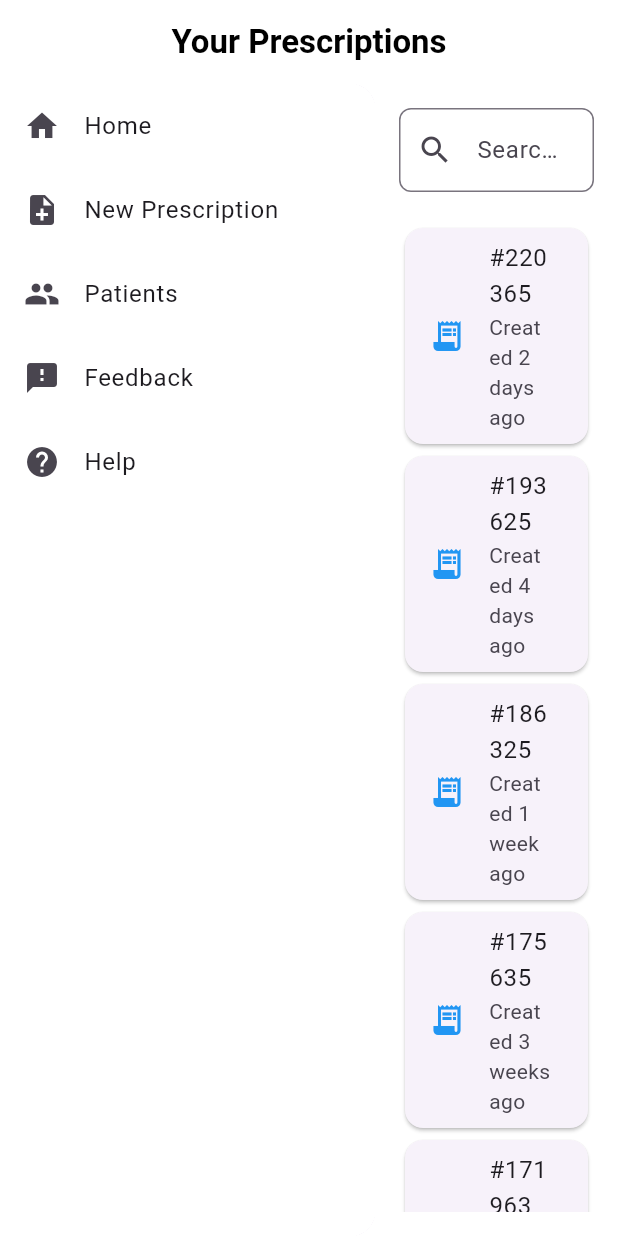
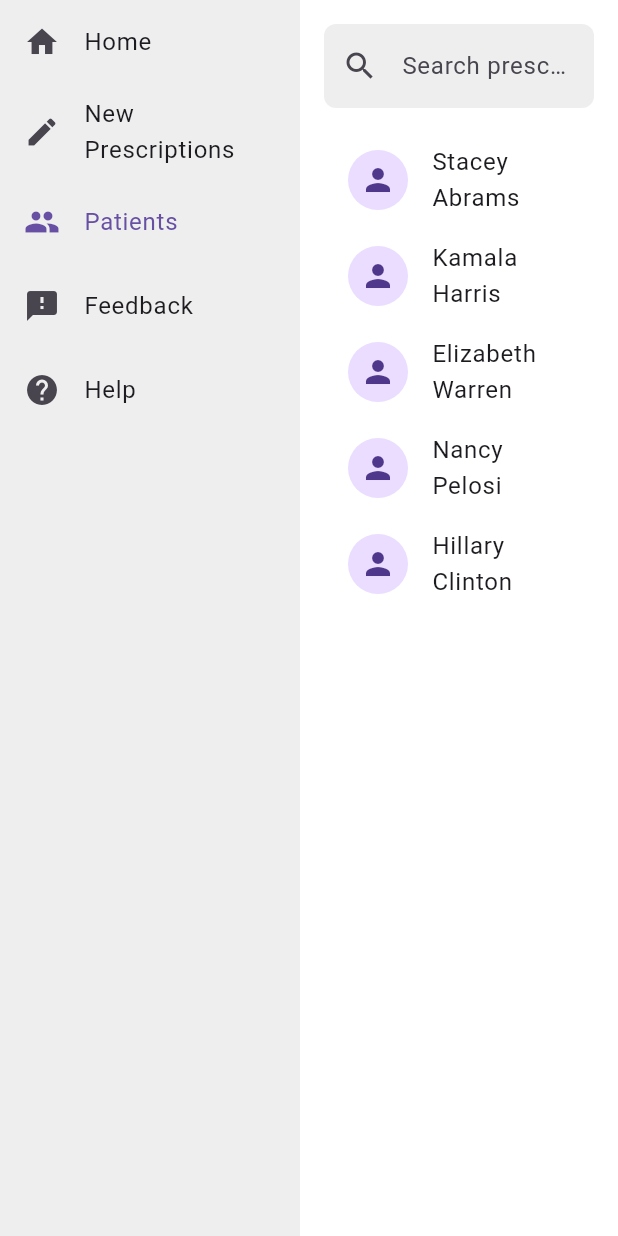
Before and after one commit to saadmajaly/Prescripto, a Flutter app: the physicianHome screen opened directly, after a tap on "Patients", on a phone screen of 412 x 824 dp. Run offline on Flutter 3.47's test engine with Material 3 defaults, Android fonts, the light colour scheme and no system bars; our stand-ins replace drift, drift_flutter, shared_preferences; accounts and stored records are empty; generated files the repository leaves out were written again; statements that could not run were skipped.

Commit message:
front end done

```diff
--- a/lib/physician/Home/Home.dart
+++ b/lib/physician/Home/Home.dart
@@ -1,4 +1,5 @@
 import 'package:flutter/material.dart';
+import 'package:prescripto/physician/Patients/Patients.dart';
 import 'package:prescripto/physician/Prescriptions/NewPrescription.dart';
 
 
@@ -107,7 +108,10 @@ class _physicianHome extends State<physicianHome> {
                     ListTile(
                       leading: const Icon(Icons.people),
                       title: const Text('Patients'),
-                      onTap: () {},
+                      onTap: () {   Navigator.push(
+                            context,
+                         MaterialPageRoute(builder: (context) =>    Patients()),
+                              );},
                     ),
                     ListTile(
                       leading: const Icon(Icons.feedback),
--- a/lib/physician/Patients/Patients.dart
+++ b/lib/physician/Patients/Patients.dart
@@ -0,0 +1,116 @@
+import 'package:flutter/material.dart';
+
+class Patients extends StatefulWidget {
+  @override
+  _PatientsPageState createState() => _PatientsPageState();
+}
+
+class _PatientsPageState extends State<Patients> {
+  final List<String> patients = [
+    "Stacey Abrams",
+    "Kamala Harris",
+    "Elizabeth Warren",
+    "Nancy Pelosi",
+    "Hillary Clinton"
+  ];
+  List<String> filteredPatients = [];
+
+  @override
+  void initState() {
+    super.initState();
+    filteredPatients = patients;
+  }
+
+  void _filterPatients(String query) {
+    setState(() {
+      filteredPatients = patients
+          .where((patient) => patient.toLowerCase().contains(query.toLowerCase()))
+          .toList();
+    });
+  }
+
+  @override
+  Widget build(BuildContext context) {
+    return Scaffold(
+      backgroundColor: Colors.white,
+      body: Row(
+        children: [
+          // Sidebar Menu
+          Container(
+            width: 200,
+            color: Colors.grey[200],
+            child: Column(
+              crossAxisAlignment: CrossAxisAlignment.start,
+              children: [
+                ListTile(
+                  leading: Icon(Icons.home),
+                  title: Text('Home'),
+                  onTap: () {},
+                ),
+                ListTile(
+                  leading: Icon(Icons.edit),
+                  title: Text('New Prescriptions'),
+                  onTap: () {},
+                ),
+                ListTile(
+                  leading: Icon(Icons.people),
+                  title: Text('Patients'),
+                  selected: true,
+                  onTap: () {},
+                ),
+                ListTile(
+                  leading: Icon(Icons.feedback),
+                  title: Text('Feedback'),
+                  onTap: () {},
+                ),
+                ListTile(
+                  leading: Icon(Icons.help),
+                  title: Text('Help'),
+                  onTap: () {},
+                ),
+              ],
+            ),
+          ),
+          // Main Content
+          Expanded(
+            child: Padding(
+              padding: EdgeInsets.all(16.0),
+              child: Column(
+                crossAxisAlignment: CrossAxisAlignment.start,
+                children: [
+                  TextField(
+                    onChanged: _filterPatients,
+                    decoration: InputDecoration(
+                      prefixIcon: Icon(Icons.search),
+                      hintText: 'Search prescriptions',
+                      border: OutlineInputBorder(
+                        borderRadius: BorderRadius.circular(8.0),
+                        borderSide: BorderSide.none,
+                      ),
+                      filled: true,
+                      fillColor: Colors.grey[200],
+                    ),
+                  ),
+                  SizedBox(height: 16.0),
+                  Expanded(
+                    child: ListView.builder(
+                      itemCount: filteredPatients.length,
+                      itemBuilder: (context, index) {
+                        return ListTile(
+                          leading: CircleAvatar(
+                            child: Icon(Icons.person),
+                          ),
+                          title: Text(filteredPatients[index]),
+                        );
+                      },
+                    ),
+                  ),
+                ],
+              ),
+            ),
+          ),
+        ],
+      ),
+    );
+  }
+}
--- a/lib/physician/Prescriptions/NewPrescription.dart
+++ b/lib/physician/Prescriptions/NewPrescription.dart
@@ -1,4 +1,8 @@
 import 'package:flutter/material.dart';
+
+
+import 'package:prescripto/physician/Patients/Patients.dart';
+import 'package:prescripto/physician/Home/Home.dart';
 
 class NewPrescription extends StatelessWidget {
   const NewPrescription({super.key});
@@ -20,7 +24,12 @@ class NewPrescription extends StatelessWidget {
                 ListTile(
                   leading: const Icon(Icons.home),
                   title: const Text('Home'),
-                  onTap: () {},
+                  onTap: () {
+                      Navigator.push(
+                            context,
+                         MaterialPageRoute(builder: (context) =>  physicianHome()),
+                              );
+                  },
                 ),
                 ListTile(
                   leading: const Icon(Icons.add),
@@ -32,7 +41,12 @@ class NewPrescription extends StatelessWidget {
                 ListTile(
                   leading: const Icon(Icons.person),
                   title: const Text('Patients'),
-                  onTap: () {},
+                  onTap: () {
+                     Navigator.push(
+                            context,
+                         MaterialPageRoute(builder: (context) =>    Patients()),
+                              );
+                  },
                 ),
                 ListTile(
                   leading: const Icon(Icons.feedback),
```
